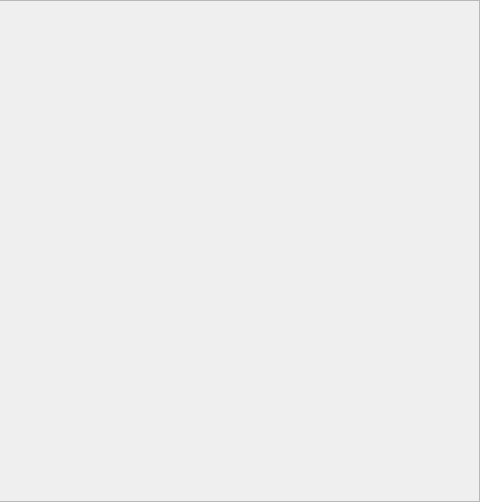
The window that nicos/clients/flowui/panels/ui_files/live.ui (mlz-ictrl/nicos) describes before a commit, drawn with Qt 5; both pictures show x 325 to 805 and y 0 to 502 of the 805 by 502 pixel window.
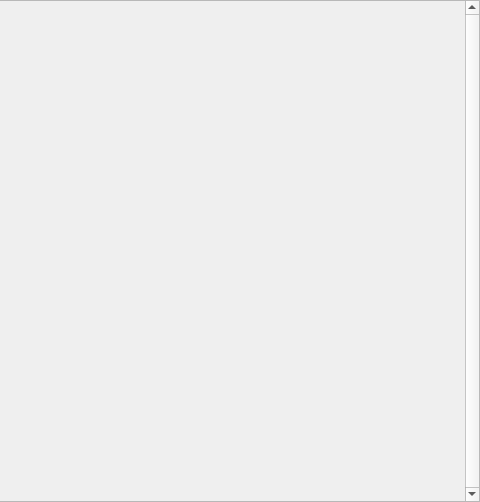
The same window after the commit. Icons and pictures are not drawn.

Commit message:
flowui: avoid multi-liveview segfault
Moving the splitter between the liveview and the previews causes a
segfault when the combined height of the previews cross the value at
which the vertical scrollbar should appear or disappear.
I suspect this is because the size is momentarily incompatible with the
visibility of the scrollbar.

Simple fix: always display the scrollbar!

Diff of the .ui file:
```diff
--- a/nicos/clients/flowui/panels/ui_files/live.ui
+++ b/nicos/clients/flowui/panels/ui_files/live.ui
@@ -38,6 +38,9 @@
       <layout class="QVBoxLayout" name="monitorLayout">
        <item>
         <widget class="QScrollArea" name="scroll">
+         <property name="verticalScrollBarPolicy">
+          <enum>Qt::ScrollBarAlwaysOn</enum>
+         </property>
          <property name="widgetResizable">
           <bool>true</bool>
          </property>
@@ -46,7 +49,7 @@
            <rect>
             <x>0</x>
             <y>0</y>
-            <width>774</width>
+            <width>758</width>
             <height>498</height>
            </rect>
           </property>
```
Left out of the diff: 2 changed lines with no effect on the pictures.
